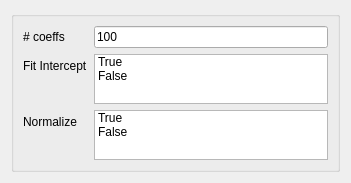
First picture: the form in ui/cv_OMP.ui, repository tthatcher95/PyHAT_Point_Spectra_GUI, before the edit.
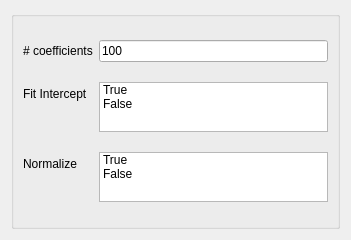
Second picture: the form after the edit.

Patch:
```diff
--- a/ui/cv_OMP.ui
+++ b/ui/cv_OMP.ui
@@ -7,7 +7,7 @@
     <x>0</x>
     <y>0</y>
     <width>351</width>
-    <height>153</height>
+    <height>240</height>
    </rect>
   </property>
   <property name="sizePolicy">
@@ -89,7 +89,7 @@
       <item row="0" column="0">
        <widget class="QLabel" name="n_coefs_label">
         <property name="text">
-         <string># coeffs</string>
+         <string># coefficients</string>
         </property>
        </widget>
       </item>
```
